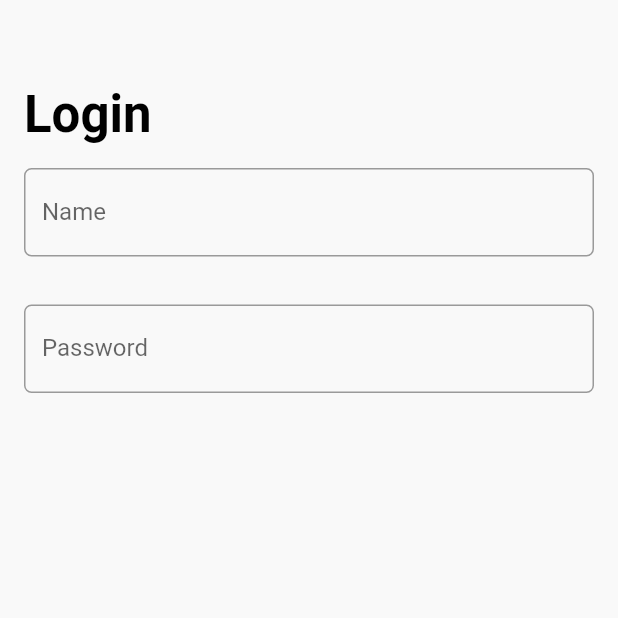
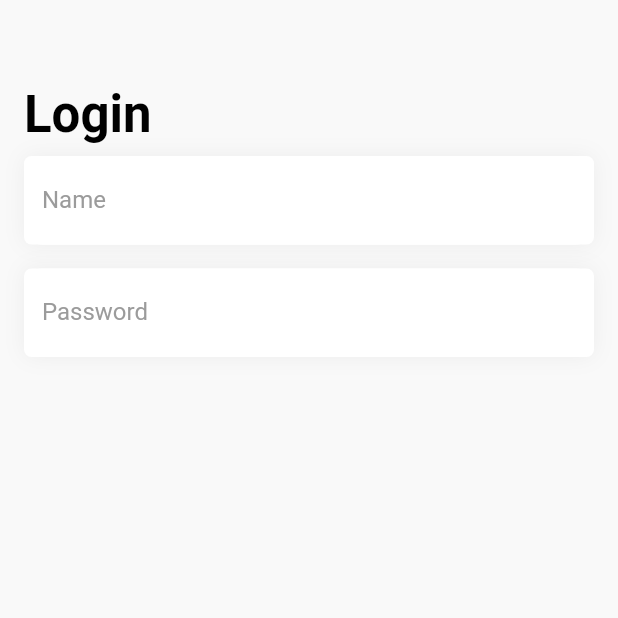
Before and after one commit to WeiJie22/drone4u-app, a Flutter app: the screen it shows after launch, on a phone screen of 412 x 824 dp, the top half of it. Run offline on Flutter 3.47's test engine with Material 2 defaults, Android fonts, the phone set to English and light mode, and no system bars.

Commit message:
text field

```diff
--- a/lib/components/d4uTextField.dart
+++ b/lib/components/d4uTextField.dart
@@ -7,8 +7,8 @@ class D4uTextField extends StatefulWidget {
     this.placeHolder,
     this.suffixIcon,
     this.borderRadius,
-    this.padding = D4uPadding.a16,
-    //this.focusedBorderColor = const Color(0xFF000000),
+    this.padding = D4uPadding.containerCenter,
+    this.keyboardType,
   }) : super(key: key);
 
   String? placeHolder;
@@ -16,6 +16,7 @@ class D4uTextField extends StatefulWidget {
   double? borderRadius;
   EdgeInsets padding;
   Color? focusedBorderColor;
+  TextInputType? keyboardType;
 
   @override
   State<D4uTextField> createState() => _D4uTextFieldState();
@@ -29,16 +30,38 @@ class _D4uTextFieldState extends State<D4uTextField> {
   Widget build(BuildContext context) {
     return Padding(
       padding: widget.padding,
-      child: TextField(
-        focusNode: focusNode,
-        decoration: InputDecoration(
-          labelText: widget.placeHolder,
-          border: OutlineInputBorder(
-            borderRadius: BorderRadius.all(
-              Radius.circular(widget.borderRadius ?? 5),
+      child: Container(
+        decoration: BoxDecoration(
+          color: Colors.white,
+          borderRadius: BorderRadius.circular(5.0),
+          boxShadow: [
+            BoxShadow(
+              offset: const Offset(0, 0),
+              blurRadius: 12.0,
+              color: Colors.black.withOpacity(0.05),
             ),
+          ],
+        ),
+        child: TextField(
+          keyboardType: widget.keyboardType,
+          cursorColor: Colors.black,
+          cursorWidth: 1,
+          focusNode: focusNode,
+          decoration: InputDecoration(
+            labelText: widget.placeHolder,
+            labelStyle: const TextStyle(color: d4uGray),
+            enabledBorder: UnderlineInputBorder(
+              borderSide: const BorderSide(color: d4uSecondaryColor),
+              borderRadius: BorderRadius.circular(12.0),
+            ),
+            focusedBorder: UnderlineInputBorder(
+              borderSide: const BorderSide(color: d4uSecondaryColor),
+              borderRadius: BorderRadius.circular(12.0),
+            ),
+            fillColor: d4uSecondaryColor,
+            filled: true,
+            suffixIcon: widget.suffixIcon,
           ),
-          suffixIcon: widget.suffixIcon,
         ),
       ),
     );
--- a/lib/screens/d4uLoginScreen.dart
+++ b/lib/screens/d4uLoginScreen.dart
@@ -1,4 +1,5 @@
 import 'package:drone4u/components/d4uScaffold.dart';
+import 'package:drone4u/constant/constant.dart';
 import 'package:flutter/material.dart';
 import 'package:flutter/src/widgets/container.dart';
 import 'package:flutter/src/widgets/framework.dart';
@@ -16,6 +17,7 @@ class _D4uLoginScreenState extends State<D4uLoginScreen> {
   @override
   Widget build(BuildContext context) {
     return D4uScaffold(
+      color: d4uBackground,
       pageTitle: 'Login',
       body: Column(
         children: [
```
